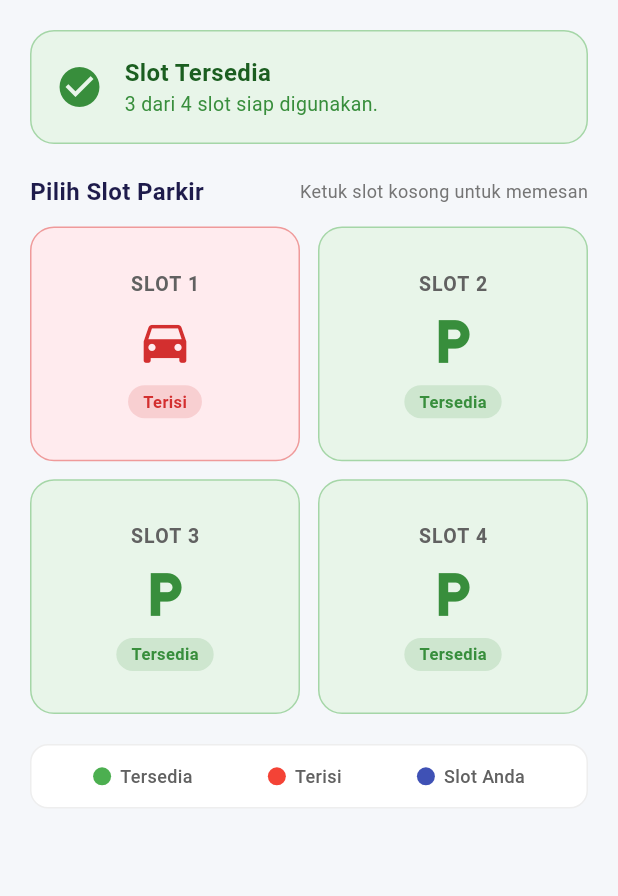
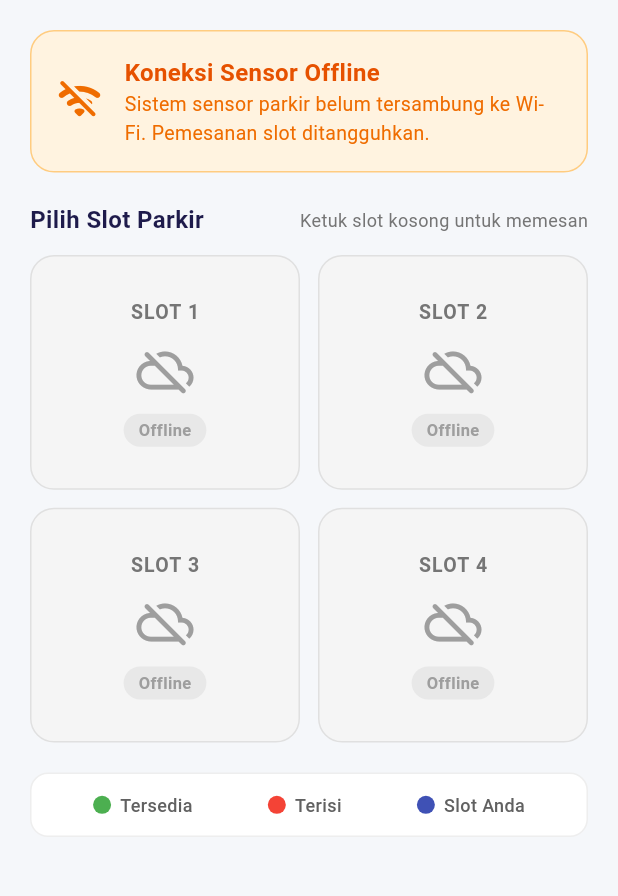
Before and after one commit to razzaryan/FP-smart-parking-system, a Flutter app: the UserDashboardScreen screen opened directly with empty values, on a phone screen of 412 x 824 dp, the part 84-980 px from its top. Run offline on Flutter 3.47's test engine with Material 3 defaults, Android fonts, the phone set to English and light mode, and no system bars.

Commit message:
Update wifi logic for user slot access and admin login restriction

```diff
--- a/lib/controllers/parking_controller.dart
+++ b/lib/controllers/parking_controller.dart
@@ -23,7 +23,17 @@ class ParkingController extends ChangeNotifier {
   bool get isFull => occupiedCount >= maxCapacity;
   double get occupancyRate => occupiedCount / maxCapacity;
 
-  bool bookSlot(int index, {required VoidCallback onAlreadyBooked, required VoidCallback onSuccess}) {
+  bool bookSlot(
+    int index, {
+    required VoidCallback onAlreadyBooked,
+    required VoidCallback onWifiDisconnected,
+    required VoidCallback onSuccess,
+  }) {
+    if (!_wifiConnected) {
+      onWifiDisconnected();
+      return false;
+    }
+
     if (_myBookedSlot != null) {
       onAlreadyBooked();
       return false;
--- a/lib/screens/main_navigation_screen.dart
+++ b/lib/screens/main_navigation_screen.dart
@@ -61,6 +61,8 @@ class _MainNavigationScreenState extends State<MainNavigationScreen> {
     }
 
     return LoginScreen(
+      isWifiConnected: _controller.wifiConnected,
+      onToggleWifiSimulation: () => _controller.toggleWifi(_controller.sensorIp),
       onLoginSuccess: _login,
     );
   }
--- a/lib/screens/user_dashboard_screen.dart
+++ b/lib/screens/user_dashboard_screen.dart
@@ -66,6 +66,7 @@ class UserDashboardScreen extends StatelessWidget {
               UserStatusBanner(
                 isFull: controller.isFull,
                 availableCount: controller.availableCount,
+                wifiConnected: controller.wifiConnected,
               ),
               const SizedBox(height: 20),
               if (controller.myBookedSlot != null) ...[
@@ -120,9 +121,20 @@ class UserDashboardScreen extends StatelessWidget {
                     index: index,
                     isOccupied: controller.slotsOccupied[index],
                     isMySlot: controller.myBookedSlot == index,
+                    isOffline: !controller.wifiConnected,
                     onTap: () {
                       if (controller.myBookedSlot == index) {
                         _showCheckoutDialog(context);
+                      } else if (!controller.wifiConnected) {
+                        ScaffoldMessenger.of(context).showSnackBar(
+                          SnackBar(
+                            content: const Text(
+                              'Sensor parkir offline. Pemesanan slot hanya dapat dilakukan saat Wi-Fi terhubung.',
+                            ),
+                            backgroundColor: Colors.orange.shade800,
+                            behavior: SnackBarBehavior.floating,
+                          ),
+                        );
                       } else if (!controller.slotsOccupied[index]) {
                         _showBookingConfirmDialog(context, index);
                       } else {
@@ -224,6 +236,17 @@ class UserDashboardScreen extends StatelessWidget {
               Navigator.pop(ctx);
               controller.bookSlot(
                 index,
+                onWifiDisconnected: () {
+                  ScaffoldMessenger.of(context).showSnackBar(
+                    SnackBar(
+                      content: const Text(
+                        'Sensor parkir offline. Pemesanan slot hanya dapat dilakukan saat Wi-Fi terhubung.',
+                      ),
+                      backgroundColor: Colors.orange.shade800,
+                      behavior: SnackBarBehavior.floating,
+                    ),
+                  );
+                },
                 onAlreadyBooked: () {
                   ScaffoldMessenger.of(context).showSnackBar(
                     SnackBar(
--- a/lib/widgets/slot_card.dart
+++ b/lib/widgets/slot_card.dart
@@ -4,6 +4,7 @@ class SlotCard extends StatelessWidget {
   final int index;
   final bool isOccupied;
   final bool isMySlot;
+  final bool isOffline;
   final VoidCallback onTap;
 
   const SlotCard({
@@ -11,6 +12,7 @@ class SlotCard extends StatelessWidget {
     required this.index,
     required this.isOccupied,
     required this.isMySlot,
+    this.isOffline = false,
     required this.onTap,
   });
 
@@ -20,7 +22,11 @@ class SlotCard extends StatelessWidget {
     Color borderColor;
     Color accentColor;
 
-    if (isMySlot) {
+    if (isOffline && !isMySlot) {
+      cardColor = Colors.grey.shade100;
+      borderColor = Colors.grey.shade300;
+      accentColor = Colors.grey.shade500;
+    } else if (isMySlot) {
       cardColor = Colors.indigo.shade50;
       borderColor = Colors.indigo.shade400;
       accentColor = Colors.indigo.shade700;
@@ -53,7 +59,9 @@ class SlotCard extends StatelessWidget {
                 style: TextStyle(
                   fontSize: 13,
                   fontWeight: FontWeight.bold,
-                  color: isMySlot ? Colors.indigo.shade900 : Colors.grey.shade700,
+                  color: isMySlot
+                      ? Colors.indigo.shade900
+                      : (isOffline ? Colors.grey.shade600 : Colors.grey.shade700),
                   letterSpacing: 0.8,
                 ),
               ),
@@ -61,7 +69,9 @@ class SlotCard extends StatelessWidget {
               Icon(
                 isMySlot
                     ? Icons.directions_car_filled
-                    : (isOccupied ? Icons.directions_car : Icons.local_parking),
+                    : (isOffline
+                        ? Icons.cloud_off_rounded
+                        : (isOccupied ? Icons.directions_car : Icons.local_parking)),
                 size: 38,
                 color: accentColor,
               ),
@@ -75,7 +85,7 @@ class SlotCard extends StatelessWidget {
                 child: Text(
                   isMySlot
                       ? 'Slot Anda'
-                      : (isOccupied ? 'Terisi' : 'Tersedia'),
+                      : (isOffline ? 'Offline' : (isOccupied ? 'Terisi' : 'Tersedia')),
                   style: TextStyle(
                     fontSize: 11,
                     fontWeight: FontWeight.bold,
--- a/lib/widgets/user_status_banner.dart
+++ b/lib/widgets/user_status_banner.dart
@@ -3,15 +3,63 @@ import 'package:flutter/material.dart';
 class UserStatusBanner extends StatelessWidget {
   final bool isFull;
   final int availableCount;
+  final bool wifiConnected;
 
   const UserStatusBanner({
     super.key,
     required this.isFull,
     required this.availableCount,
+    this.wifiConnected = true,
   });
 
   @override
   Widget build(BuildContext context) {
+    if (!wifiConnected) {
+      return Container(
+        width: double.infinity,
+        padding: const EdgeInsets.all(16),
+        decoration: BoxDecoration(
+          color: Colors.orange.shade50,
+          borderRadius: BorderRadius.circular(16),
+          border: Border.all(
+            color: Colors.orange.shade200,
+          ),
+        ),
+        child: Row(
+          children: [
+            Icon(
+              Icons.wifi_off_rounded,
+              color: Colors.orange.shade800,
+              size: 32,
+            ),
+            const SizedBox(width: 14),
+            Expanded(
+              child: Column(
+                crossAxisAlignment: CrossAxisAlignment.start,
+                children: [
+                  Text(
+                    'Koneksi Sensor Offline',
+                    style: TextStyle(
+                      fontSize: 16,
+                      fontWeight: FontWeight.bold,
+                      color: Colors.orange.shade900,
+                    ),
+                  ),
+                  Text(
+                    'Sistem sensor parkir belum tersambung ke Wi-Fi. Pemesanan slot ditangguhkan.',
+                    style: TextStyle(
+                      fontSize: 13,
+                      color: Colors.orange.shade800,
+                    ),
+                  ),
+                ],
+              ),
+            ),
+          ],
+        ),
+      );
+    }
+
     return Container(
       width: double.infinity,
       padding: const EdgeInsets.all(16),
```
Also changed, not shown: lib/screens/login_screen.dart (+58 -0 lines), 1 other file.
